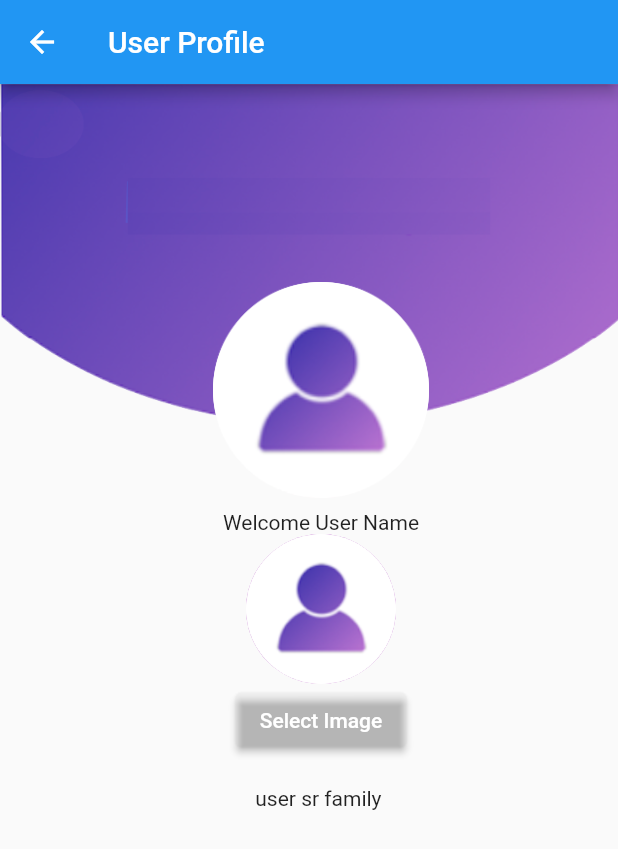
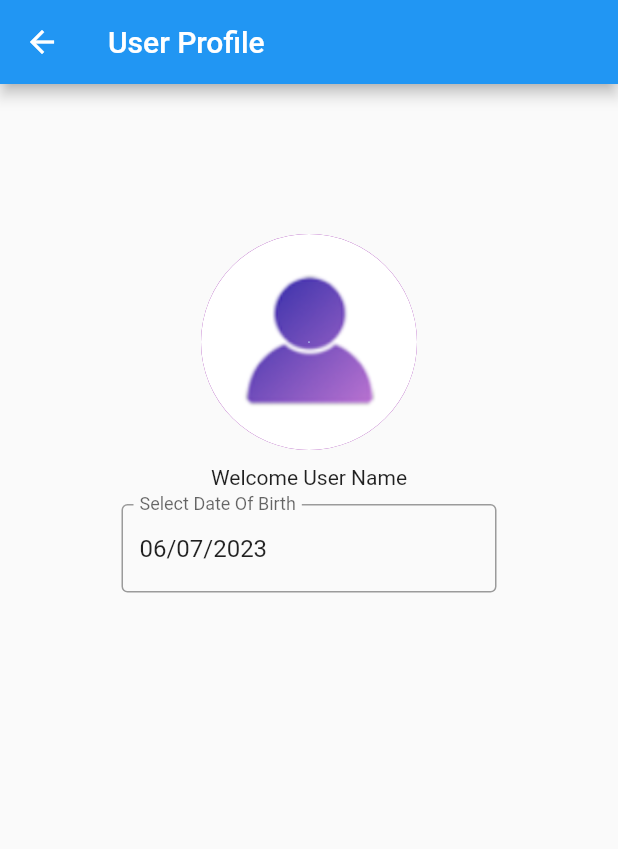
Before and after one commit to AREEJ-QURAAN/traininggroupproject, a Flutter app: the ProfileView screen opened by its route, on a phone screen of 412 x 824 dp. Shown: the top 849 px of the screen. Run offline on Flutter 3.47's test engine with Material 2 defaults, Android fonts, the light colour scheme and no system bars; our stand-ins replace image_picker, permission_handler.

Commit message:
without stack and date picker not working without direct controller

```diff
--- /dev/null
+++ b/lib/helper/dataformatter.dart
@@ -0,0 +1,9 @@
+class LocalDateFormat {
+  static String format(DateTime date) {
+    String day = date.day.toString().padLeft(2, '0');
+    String month = date.month.toString().padLeft(2, '0');
+    String year = date.year.toString();
+
+    return '$day/$month/$year';
+  }
+}
--- a/lib/views/profile_view.dart
+++ b/lib/views/profile_view.dart
@@ -1,6 +1,10 @@
 import 'package:flutter/material.dart';
 import 'dart:io';
 import 'package:image_picker/image_picker.dart';
+import 'package:permission_handler/permission_handler.dart';
+import '../helper/dataformatter.dart';
+import 'dialogs.dart';
+// import 'package:intl/intl.dart';
 
 class ProfileView extends StatefulWidget {
   const ProfileView({Key? key}) : super(key: key);
@@ -11,13 +15,55 @@ class ProfileView extends StatefulWidget {
 
 class _ProfileViewState extends State<ProfileView> {
   File? _selectedImage;
+  DateTime? _selectedDate;
+  late final TextEditingController _dateTxtC;
+  @override
+  initState() {
+    _dateTxtC =
+        TextEditingController(text: LocalDateFormat.format(DateTime.now()));
+    super.initState();
+  }
+
+  @override
+  dispose() {
+    _dateTxtC.dispose();
+    super.dispose();
+  }
+
+  //_selectDate
+  Future<void> _selectDate() async {
+    final DateTime? pickerDte = await showDatePicker(
+        context: context,
+        initialDate: DateTime.now(),
+        firstDate: DateTime(1900),
+        lastDate: DateTime.now());
+    if (pickerDte != null) {
+      setState(() {
+        _selectedDate = pickerDte;
+      });
+    }
+  }
+
+//_select avatar
   Future<void> _pickImageFromGallery() async {
+    // Check if permission is granted
+    PermissionStatus status = await Permission.photos.request();
+    if (status.isGranted) {
       final pickedImage =
           await ImagePicker().pickImage(source: ImageSource.gallery);
       if (pickedImage != null) {
         setState(() {
           _selectedImage = File(pickedImage.path);
         });
+      }
+    } else if (status.isDenied) {
+      final shouldOpenGalary = await showPermissionDialog(context);
+      if (shouldOpenGalary) {
+        // OpenGalary
+        _pickImageFromGallery();
+      } else {
+        Navigator.of(context).pop();
+      }
     }
   }
 
@@ -31,56 +77,124 @@ class _ProfileViewState extends State<ProfileView> {
         appBar: AppBar(
           title: const Text("User Profile"),
         ),
-      body: Stack(
+        body: Column(
+          crossAxisAlignment: CrossAxisAlignment.center,
           children: [
             Container(
               decoration: const BoxDecoration(
                 image: DecorationImage(
                   image: AssetImage('images/topmask.png'),
                   fit: BoxFit.fitWidth,
+                  opacity: 0.3,
                   alignment: Alignment.topCenter,
                 ),
               ),
             ),
-          Positioned(
-            left: MediaQuery.of(context).size.width * 0.5 - avatarWidth * 0.5,
-            top: avatarWidth - 20,
-            child: Column(
-              children: [
-                IconButton(
-                  iconSize: avatarWidth,
-                  icon: _selectedImage != null
-                      ? Image.file(_selectedImage!)
-                      : Image.asset('images/avatar.png'),
+
+            //   left: MediaQuery.of(context).size.width * 0.5 - avatarWidth * 0.5,
+            const SizedBox(height: 100), //just space between items
+            CircleAvatar(
+              backgroundColor: Colors.purple,
+              radius: avatarWidth / 2,
+              backgroundImage: _selectedImage != null
+                  ? FileImage(_selectedImage!) as ImageProvider<Object>
+                  : const AssetImage('images/avatar.png'),
+              child: IconButton(
+                iconSize: 1,
+                icon: const Icon(Icons.camera_alt),
                 onPressed: _pickImageFromGallery,
               ),
+            ),
             //----------
+            const SizedBox(height: 10), //just space between items
             const Text('Welcome User Name'),
-                _selectedImage != null
-                    ? CircleAvatar(
-                        radius: avatarWidth * 0.5,
-                        backgroundImage: FileImage(_selectedImage!),
-                      )
-                    : CircleAvatar(
-                        backgroundColor: Colors.purple,
-                        radius: 100 * 0.50,
-                        child: Image.asset('images/avatar.png'),
+            const SizedBox(height: 10), //just space between items
+            SizedBox(
+              width: 250,
+              child: TextField(
+                readOnly: true,
+                decoration: const InputDecoration(
+                  labelText: 'Select Date Of Birth',
+                  fillColor: Colors.amber,
+                  border: OutlineInputBorder(),
                 ),
-                const SizedBox(height: 0), //just space between items
-                ElevatedButton(
-                  onPressed: _pickImageFromGallery,
-                  style: ElevatedButton.styleFrom(
-                    backgroundColor: Color.fromARGB(0, 45, 12, 88),
-                  ),
-                  child: const Text('Select Image'),
-                ),
-                const SizedBox(height: 20), //just space between items
-                const Text("user sr family "),
-              ],
+                onTap: () {
+                  _selectDate();
+                },
+                // controller: TextEditingController(
+                //   text: _selectedDate != null
+                //       ? LocalDateFormat.format(_selectedDate!)
+                //       : LocalDateFormat.format(DateTime.now()),
+                // ),
+                controller: _dateTxtC,
               ),
             ),
           ],
-      ),
+        )
+        // Stack(
+        //   children: [
+        // Container(
+        //   decoration: const BoxDecoration(
+        //     image: DecorationImage(
+        //       image: AssetImage('images/topmask.png'),
+        //       fit: BoxFit.fitWidth,
+        //       opacity: 0.3,
+        //       alignment: Alignment.topCenter,
+        //     ),
+        //   ),
+        // ),
+
+        // Positioned(
+        //   left: MediaQuery.of(context).size.width * 0.5 - avatarWidth * 0.5,
+        //   top: avatarWidth - 20,
+        //   child:
+        //   ,
+        //     Column(
+        //       crossAxisAlignment: CrossAxisAlignment.center,
+        //       children: [
+        //         //   left: MediaQuery.of(context).size.width * 0.5 - avatarWidth * 0.5,
+        //         const SizedBox(height: 100), //just space between items
+        //         CircleAvatar(
+        //           backgroundColor: Colors.purple,
+        //           radius: avatarWidth / 2,
+        //           backgroundImage: _selectedImage != null
+        //               ? FileImage(_selectedImage!) as ImageProvider<Object>
+        //               : const AssetImage('images/avatar.png'),
+        //           child: IconButton(
+        //             iconSize: 1,
+        //             icon: const Icon(Icons.camera_alt),
+        //             onPressed: _pickImageFromGallery,
+        //           ),
+        //         ),
+        //         //----------
+        //         const SizedBox(height: 10), //just space between items
+        //         const Text('Welcome User Name'),
+        //         const SizedBox(height: 10), //just space between items
+        //         SizedBox(
+        //           width: 250,
+        //           child: TextField(
+        //             readOnly: true,
+        //             decoration: const InputDecoration(
+        //               labelText: 'Select Date Of Birth',
+        //               fillColor: Colors.amber,
+        //               border: OutlineInputBorder(),
+        //             ),
+        //             onTap: () {
+        //               _selectDate();
+        //             },
+        //             // controller: TextEditingController(
+        //             //   text: _selectedDate != null
+        //             //       ? LocalDateFormat.format(_selectedDate!)
+        //             //       : LocalDateFormat.format(DateTime.now()),
+        //             // ),
+        //             controller: _dateTxtC,
+        //           ),
+        //         ),
+        //       ],
+        //     )
+        //     // ),
+        //   ],
+        // ),
         );
   }
 }
--- a/pubspec.yaml
+++ b/pubspec.yaml
@@ -31,6 +31,9 @@ dependencies:
   flutter:
     sdk: flutter
   image_picker: ^0.8.4+4
+  permission_handler: ^10.4.1
+  bloc: ^8.1.2
+  flutter_bloc: ^8.1.3
 
   # The following adds the Cupertino Icons font to your application.
   # Use with the CupertinoIcons class for iOS style icons.
```
Also changed, not shown: lib/views/dialogs.dart (added, +45 -0 lines), pubspec.lock, 5 other files. Lines whose indentation alone changed are shown as unchanged.
